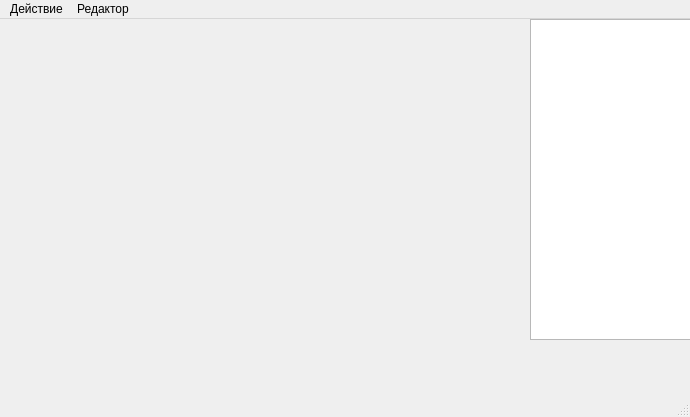
Above: mainwindow.ui from bananamilkshake-code/level-editor before the change. Below: the same form after it.
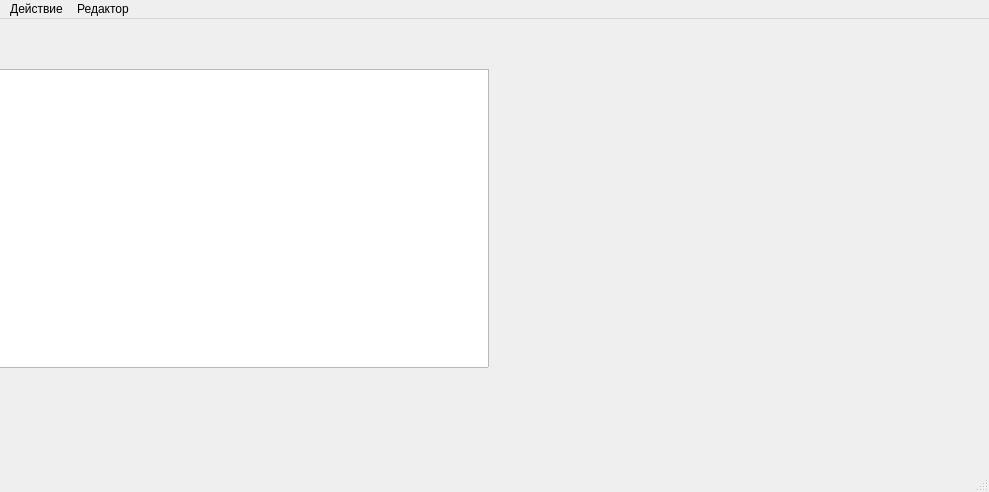
That is the form after the change.

Diff of the .ui file:
```diff
--- a/mainwindow.ui
+++ b/mainwindow.ui
@@ -6,32 +6,21 @@
    <rect>
     <x>0</x>
     <y>0</y>
-    <width>690</width>
-    <height>417</height>
+    <width>989</width>
+    <height>492</height>
    </rect>
   </property>
   <property name="windowTitle">
    <string>MainWindow</string>
   </property>
   <widget class="QWidget" name="centralWidget">
-   <widget class="QWidget" name="verticalLayoutWidget">
-    <property name="geometry">
-     <rect>
-      <x>0</x>
-      <y>0</y>
-      <width>531</width>
-      <height>321</height>
-     </rect>
-    </property>
-    <layout class="QVBoxLayout" name="verticalLayout"/>
-   </widget>
    <widget class="QListWidget" name="listElements">
     <property name="geometry">
      <rect>
-      <x>530</x>
-      <y>0</y>
-      <width>161</width>
-      <height>321</height>
+      <x>-40</x>
+      <y>50</y>
+      <width>529</width>
+      <height>299</height>
      </rect>
     </property>
    </widget>
@@ -41,7 +30,7 @@
     <rect>
      <x>0</x>
      <y>0</y>
-     <width>690</width>
+     <width>989</width>
      <height>21</height>
     </rect>
    </property>
```
